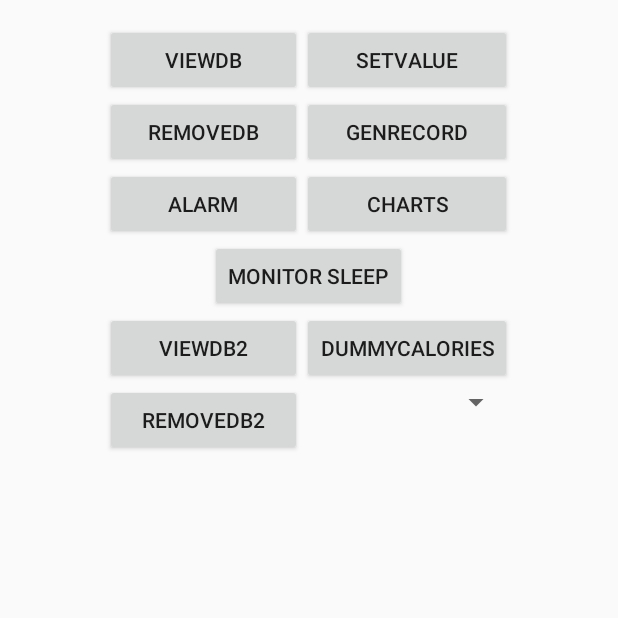
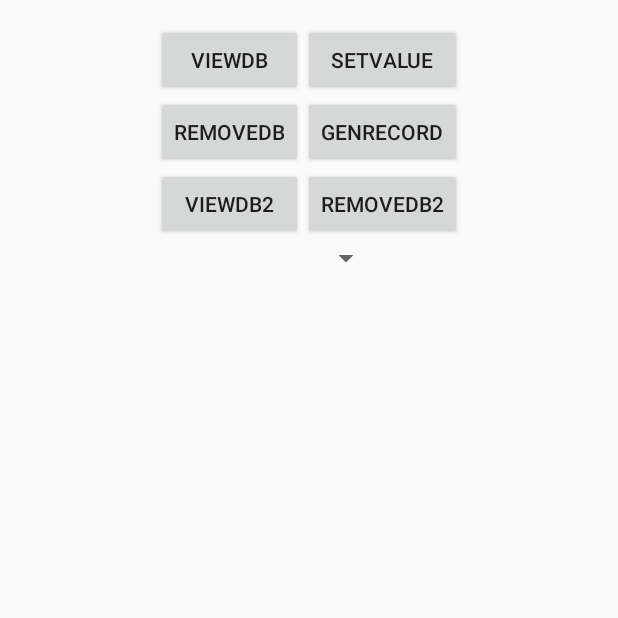
Before and after one commit to umanusorn/wunderlist2, an Android app: the DeveloperActivity screen opened directly, with no data from a screen before it, on a phone screen of 412 x 824 dp, the top half of it. Run offline under Robolectric (Android 15) with nearby library versions, the light colour scheme and no system bars.

Commit message:
update dev activity

```diff
--- a/app/src/main/java/com/vi8e/um/wunderlist/Activity/DeveloperActivity.java
+++ b/app/src/main/java/com/vi8e/um/wunderlist/Activity/DeveloperActivity.java
@@ -32,13 +32,8 @@ void onCreate ( Bundle savedInstanceState ) {
 	Button removeAllHealthRecordBtn = (Button ) findViewById(R.id.removeHealthDbBtn);
 	Button viewDbBtn = (Button ) findViewById(R.id.viewDbBtn);
 	Button setValueBtn = (Button ) findViewById(R.id.setValueBtn);
-	Button alarmBtn = (Button ) findViewById(R.id.alarmBtn);
-	Button chartBtn = (Button ) findViewById(R.id.chartBtn);
     Button viewDB2Btn = (Button ) findViewById(R.id.viewDB2Btn);
-    Button dummyCalBtn = (Button ) findViewById(R.id.dummyCalBtn);
     Button removeDB2 = (Button ) findViewById(R.id.removeDB2Btn);
-
-	Button mornitorSleepBtn = (Button ) findViewById(R.id.monitorSleepBtn);
 
 
 
--- a/app/src/main/res/layout/activity_dev_database.xml
+++ b/app/src/main/res/layout/activity_dev_database.xml
@@ -60,31 +60,13 @@
             android:layout_width="fill_parent"
             android:gravity="center_horizontal"
             android:layout_height="fill_parent">
-        <Button
-                android:layout_width="wrap_content"
-                android:layout_height="wrap_content"
-                android:text="alarm"
-                android:id="@+id/alarmBtn"
-                android:contentDescription="sss"/>
 
-        <Button
-                android:layout_width="wrap_content"
-                android:layout_height="wrap_content"
-                android:text="charts"
-                android:id="@+id/chartBtn"
-                android:contentDescription="sss"/>
-    </TableRow>
+        </TableRow>
 
         <TableRow
                 android:layout_width="fill_parent"
                 android:gravity="center_horizontal"
                 android:layout_height="fill_parent">
-            <Button
-                    android:layout_width="wrap_content"
-                    android:layout_height="wrap_content"
-                    android:text="Monitor Sleep"
-                    android:id="@+id/monitorSleepBtn"
-                    android:contentDescription="sss"/>
 
 
         </TableRow>
@@ -105,9 +87,10 @@
             <Button
                 android:layout_width="wrap_content"
                 android:layout_height="wrap_content"
-                android:text="dummyCalories"
-                android:id="@+id/dummyCalBtn"
+                android:text="removeDB2"
+                android:id="@+id/removeDB2Btn"
                 android:layout_column="1" />
+
         </TableRow>
 
         <TableRow
@@ -116,12 +99,6 @@
             android:layout_width="fill_parent"
             android:layout_height="fill_parent">
 
-            <Button
-                android:layout_width="wrap_content"
-                android:layout_height="wrap_content"
-                android:text="removeDB2"
-                android:id="@+id/removeDB2Btn"
-                android:layout_column="0" />
             <Spinner
                 android:id="@+id/spinner1"
                 android:layout_width="wrap_content"
```
